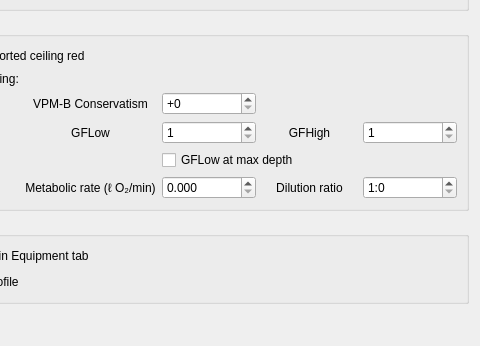
Qt form desktop-widgets/preferences/preferences_graph.ui (subsurface/subsurface) before a commit; both pictures show x 170 to 650 and y 232 to 578 of the 650 by 578 pixel window.
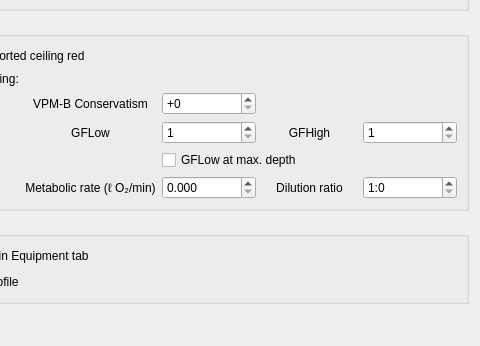
The same form after that commit.

```diff
--- a/desktop-widgets/preferences/preferences_graph.ui
+++ b/desktop-widgets/preferences/preferences_graph.ui
@@ -253,7 +253,7 @@
       <item row="4" column="2" colspan="2">
        <widget class="QCheckBox" name="gf_low_at_maxdepth">
         <property name="text">
-         <string>GFLow at max depth</string>
+         <string>GFLow at max. depth</string>
         </property>
        </widget>
       </item>
```
